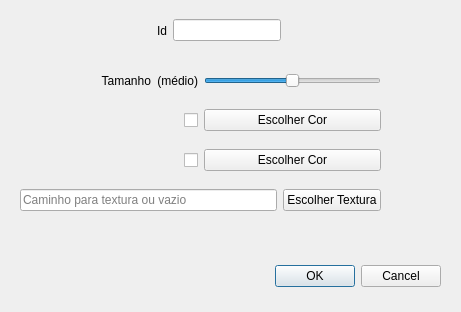
matferib/tabuleiro-virtual, file ifg/qt/ui/entidade.ui: the form before one commit.
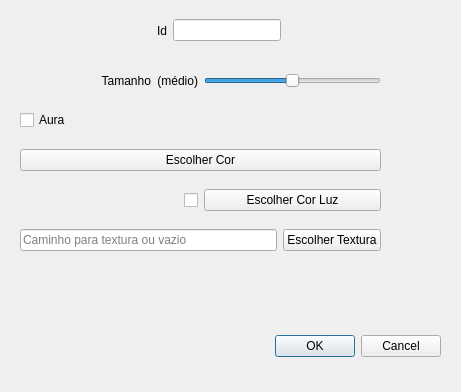
The form after the commit.

Commit message: versao com aura inicial

```diff
--- a/ifg/qt/ui/entidade.ui
+++ b/ifg/qt/ui/entidade.ui
@@ -8,7 +8,7 @@
     <x>0</x>
     <y>0</y>
     <width>461</width>
-    <height>312</height>
+    <height>392</height>
    </rect>
   </property>
   <property name="windowTitle">
@@ -24,7 +24,7 @@
    <property name="geometry">
     <rect>
      <x>100</x>
-     <y>260</y>
+     <y>330</y>
      <width>341</width>
      <height>32</height>
     </rect>
@@ -66,24 +66,14 @@
    <property name="geometry">
     <rect>
      <x>20</x>
-     <y>100</y>
+     <y>140</y>
      <width>361</width>
      <height>41</height>
     </rect>
    </property>
    <layout class="QHBoxLayout" name="horizontalLayout_2">
     <item>
-     <widget class="QCheckBox" name="checkbox_cor">
-      <property name="enabled">
-       <bool>true</bool>
-      </property>
-      <property name="layoutDirection">
-       <enum>Qt::RightToLeft</enum>
-      </property>
-      <property name="text">
-       <string/>
-      </property>
-     </widget>
+     <layout class="QHBoxLayout" name="horizontalLayout_7"/>
     </item>
     <item>
      <widget class="QPushButton" name="botao_cor">
@@ -98,7 +88,7 @@
    <property name="geometry">
     <rect>
      <x>20</x>
-     <y>140</y>
+     <y>180</y>
      <width>361</width>
      <height>41</height>
     </rect>
@@ -120,7 +110,7 @@
        <string notr="true"/>
       </property>
       <property name="text">
-       <string>Escolher Cor</string>
+       <string>Escolher Cor Luz</string>
       </property>
      </widget>
     </item>
@@ -200,7 +190,7 @@
    <property name="geometry">
     <rect>
      <x>20</x>
-     <y>180</y>
+     <y>220</y>
      <width>361</width>
      <height>41</height>
     </rect>
@@ -225,6 +215,29 @@
     </item>
    </layout>
   </widget>
+  <widget class="QWidget" name="horizontalLayoutWidget_7">
+   <property name="geometry">
+    <rect>
+     <x>20</x>
+     <y>100</y>
+     <width>361</width>
+     <height>41</height>
+    </rect>
+   </property>
+   <layout class="QHBoxLayout" name="horizontalLayout_8">
+    <item>
+     <layout class="QHBoxLayout" name="horizontalLayout_9">
+      <item>
+       <widget class="QCheckBox" name="checkbox_aura">
+        <property name="text">
+         <string>Aura</string>
+        </property>
+       </widget>
+      </item>
+     </layout>
+    </item>
+   </layout>
+  </widget>
  </widget>
  <resources/>
  <connections>
```
The commit also changes 6 other files.
